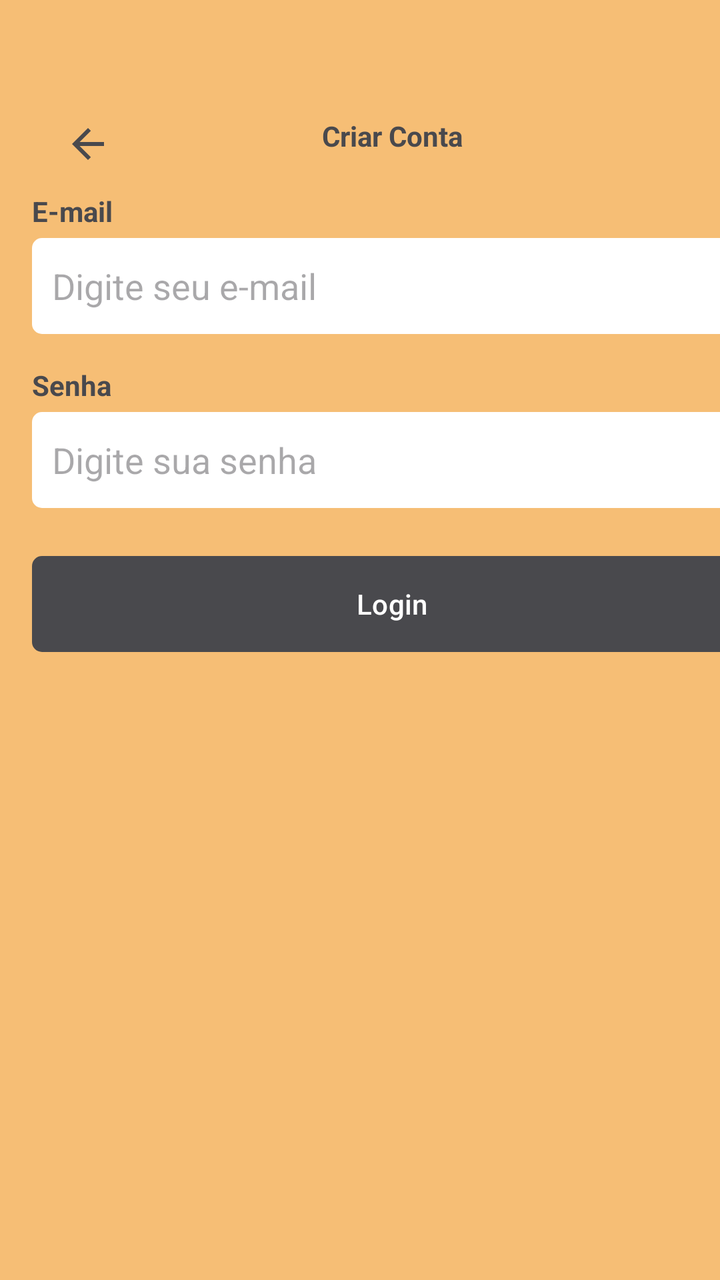
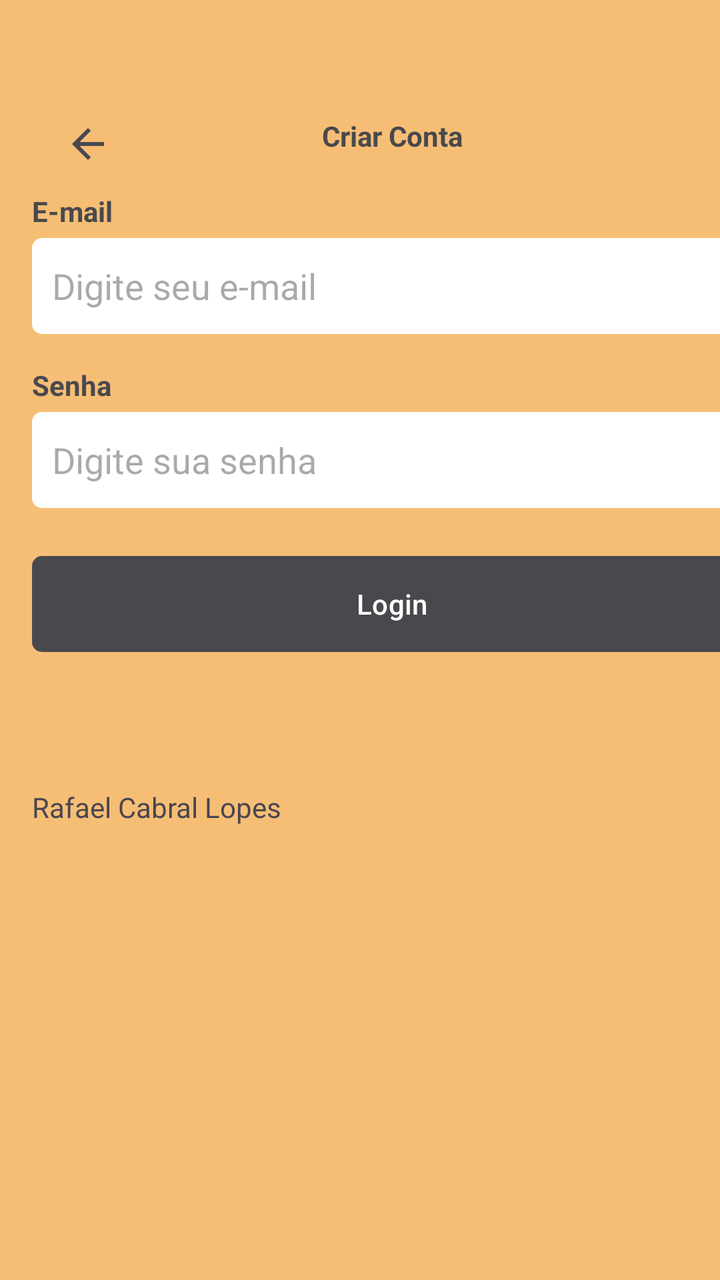

Two renders of the same Android screen: before a commit and after it. Below are the layout's source before the change and the commit's diff.
<!-- AndroidManifest.xml: application theme Theme.Tasks -->
<!-- res/layout/fragment_register.xml -->
<?xml version="1.0" encoding="utf-8"?>
<ScrollView xmlns:android="http://schemas.android.com/apk/res/android"
	xmlns:tools="http://schemas.android.com/tools"
	android:layout_width="match_parent"
	android:layout_height="match_parent"
	xmlns:app="http://schemas.android.com/apk/res-auto"
	tools:context=".ui.auth.RegisterFragment"
	android:fillViewport="true">

	<LinearLayout
		android:id="@+id/main"
		android:layout_width="match_parent"
		android:layout_height="wrap_content"
		android:orientation="vertical"
		android:layout_marginHorizontal="16dp">

		<com.google.android.material.appbar.MaterialToolbar
			android:layout_width="match_parent"
			android:layout_height="wrap_content"
			app:navigationIcon="@drawable/ic_back"
			app:navigationIconTint="@color/primary"
			android:paddingTop="40dp"
			android:paddingStart="-20dp"
			android:paddingEnd="-20dp">

			<TextView
				android:layout_width="wrap_content"
				android:layout_height="wrap_content"
				android:text="@string/input_conta_criar"
				android:textColor="@color/primary"
				android:layout_gravity="center"
				android:textStyle="bold"/>
		</com.google.android.material.appbar.MaterialToolbar>

		<LinearLayout
			android:layout_width="match_parent"
			android:layout_height="wrap_content"
			android:orientation="vertical">

			<TextView
				android:layout_width="wrap_content"
				android:layout_height="wrap_content"
				android:text="@string/input_email_label"
				android:textStyle="bold"
				android:textColor="@color/primary"/>

			<EditText
				android:layout_width="match_parent"
				android:layout_height="48dp"
				android:hint="@string/input_email_placeholder"
				android:inputType="textEmailAddress"
				android:background="@drawable/bg_edit_text"
				android:padding="10dp"
				android:layout_marginTop="4dp"/>

			<TextView
				android:layout_width="wrap_content"
				android:layout_height="wrap_content"
				android:text="@string/input_senha_label"
				android:textStyle="bold"
				android:textColor="@color/primary"
				android:layout_marginTop="16dp"/>

			<EditText
				android:layout_width="match_parent"
				android:layout_height="48dp"
				android:hint="@string/input_senha_placeholder"
				android:inputType="textPassword"
				android:background="@drawable/bg_edit_text"
				android:padding="10dp"
				android:layout_marginTop="4dp"/>

			<com.google.android.material.button.MaterialButton
				android:layout_width="match_parent"
				android:layout_height="wrap_content"
				android:text="@string/input_login"
				android:textColor="@color/white"
				android:background="@drawable/bt_btn"
				app:backgroundTint="@color/primary"
				android:layout_marginTop="24dp"/>

			<ProgressBar
				android:layout_width="wrap_content"
				android:layout_height="wrap_content"
				android:indeterminateTint="@color/primary"
				android:layout_gravity="center"
				android:layout_marginTop="20dp"
				tools:visibility="visible"
				android:visibility="invisible"/>
		</LinearLayout>
	</LinearLayout>

</ScrollView>
<!-- resources referenced by this layout -->
<resources>
  <color name="primary">#49494D</color>
  <color name="white">#FFFFFFFF</color>
  <!-- drawable bg_edit_text (drawable) -->
  <?xml version="1.0" encoding="utf-8"?>
  <shape xmlns:android="http://schemas.android.com/apk/res/android"
  	android:shape="rectangle">
  
  	<solid android:color="@color/white"/>
  	<corners android:radius="5dp"/>
  
  </shape>
  <!-- drawable bt_btn (drawable) -->
  <?xml version="1.0" encoding="utf-8"?>
  <shape xmlns:android="http://schemas.android.com/apk/res/android"
  	android:shape="rectangle">
  
  	<solid android:color="@color/white"/>
  	<corners android:radius="5dp"/>
  
  </shape>
  <!-- drawable ic_back (drawable) -->
  <vector xmlns:android="http://schemas.android.com/apk/res/android"
      android:width="24dp"
      android:height="24dp"
      android:viewportWidth="960"
      android:viewportHeight="960">
    <path
        android:pathData="m313,520 l224,224 -57,56 -320,-320 320,-320 57,56 -224,224h487v80L313,520Z"
        android:fillColor="#e3e3e3"/>
  </vector>
  <string name="input_conta_criar">Criar Conta</string>
  <string name="input_email_label">E-mail</string>
  <string name="input_email_placeholder">Digite seu e-mail</string>
  <string name="input_login">Login</string>
  <string name="input_senha_label">Senha</string>
  <string name="input_senha_placeholder">Digite sua senha</string>
  <style name="Theme.Tasks" parent="Base.Theme.Tasks" />
  <style name="Base.Theme.Tasks" parent="Theme.Material3.DayNight.NoActionBar">
  		<item name="colorPrimary">@color/color_default</item>
  		<item name="colorPrimaryVariant">@color/color_default</item>
  		<item name="android:windowBackground">@color/color_default</item>
  	</style>
  <color name="color_default">#F6BE75</color>
</resources>

<!-- the commit's change to res/layout/fragment_register.xml (unified diff, before → after) -->
@@ -88,6 +88,12 @@
 				tools:visibility="visible"
 				android:visibility="invisible"/>
 		</LinearLayout>
+
+		<TextView
+			android:id="@+id/textView"
+			android:layout_width="match_parent"
+			android:layout_height="wrap_content"
+			android:text="@string/app_creator" />
 	</LinearLayout>
 
 </ScrollView>
<!-- resource entries referenced after the edit -->
@@ -30,6 +30,7 @@
         android:pathData="m313,520 l224,224 -57,56 -320,-320 320,-320 57,56 -224,224h487v80L313,520Z"
         android:fillColor="#e3e3e3"/>
   </vector>
+  <string name="app_creator">Rafael Cabral Lopes</string>
   <string name="input_conta_criar">Criar Conta</string>
   <string name="input_email_label">E-mail</string>
   <string name="input_email_placeholder">Digite seu e-mail</string>
